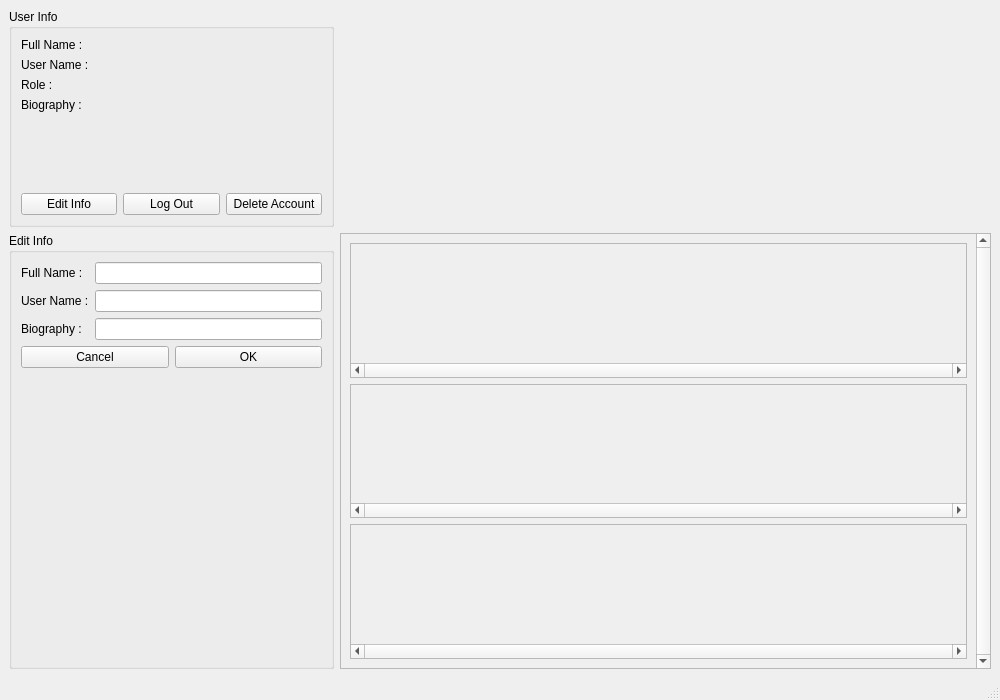
Qt form listenerpanel.ui (aminfooladi/QSpotify) before a commit.
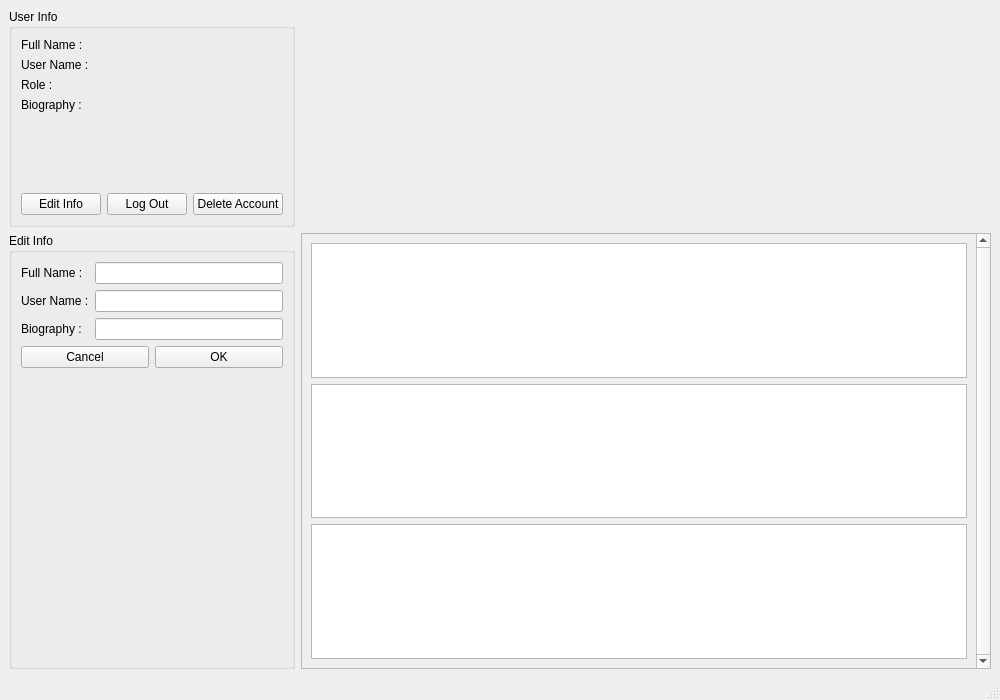
The same form after that commit. Icons and pictures are not drawn.

What changed in the file:
```diff
--- a/listenerpanel.ui
+++ b/listenerpanel.ui
@@ -13,13 +13,16 @@
   <property name="windowTitle">
    <string>MainWindow</string>
   </property>
+  <property name="styleSheet">
+   <string notr="true">background-image: url(:/images/background/images/background (2).png);</string>
+  </property>
   <widget class="QWidget" name="centralwidget">
-   <layout class="QGridLayout" name="gridLayout" rowstretch="1,2" columnstretch="1,2">
+   <layout class="QGridLayout" name="gridLayout" rowstretch="1,2" columnstretch="1,4">
     <property name="spacing">
      <number>6</number>
     </property>
     <item row="0" column="1">
-     <layout class="QGridLayout" name="gridLayout_4" rowstretch="0,0,0">
+     <layout class="QGridLayout" name="gridLayout_4" rowstretch="4,1" columnstretch="4,1">
       <item row="0" column="1">
        <widget class="QLabel" name="logoLabel_2">
         <property name="styleSheet">
@@ -38,7 +41,7 @@
          <enum>Qt::Orientation::Horizontal</enum>
         </property>
         <property name="sizeType">
-         <enum>QSizePolicy::Policy::Fixed</enum>
+         <enum>QSizePolicy::Policy::Expanding</enum>
         </property>
         <property name="sizeHint" stdset="0">
          <size>
@@ -84,82 +87,19 @@
           <rect>
            <x>0</x>
            <y>0</y>
-           <width>630</width>
+           <width>682</width>
            <height>418</height>
           </rect>
          </property>
          <layout class="QVBoxLayout" name="verticalLayout_2">
           <item>
-           <widget class="QScrollArea" name="albumsScrollArea">
-            <property name="verticalScrollBarPolicy">
-             <enum>Qt::ScrollBarPolicy::ScrollBarAlwaysOff</enum>
-            </property>
-            <property name="horizontalScrollBarPolicy">
-             <enum>Qt::ScrollBarPolicy::ScrollBarAlwaysOn</enum>
-            </property>
-            <property name="widgetResizable">
-             <bool>true</bool>
-            </property>
-            <widget class="QWidget" name="scrollAreaWidgetContents_3">
-             <property name="geometry">
-              <rect>
-               <x>0</x>
-               <y>0</y>
-               <width>610</width>
-               <height>110</height>
-              </rect>
-             </property>
-             <layout class="QHBoxLayout" name="horizontalLayout_3"/>
-            </widget>
-           </widget>
+           <widget class="QListWidget" name="playlistsListWidget"/>
           </item>
           <item>
-           <widget class="QScrollArea" name="songlessScrollArea">
-            <property name="verticalScrollBarPolicy">
-             <enum>Qt::ScrollBarPolicy::ScrollBarAlwaysOff</enum>
-            </property>
-            <property name="horizontalScrollBarPolicy">
-             <enum>Qt::ScrollBarPolicy::ScrollBarAlwaysOn</enum>
-            </property>
-            <property name="widgetResizable">
-             <bool>true</bool>
-            </property>
-            <widget class="QWidget" name="scrollAreaWidgetContents_2">
-             <property name="geometry">
-              <rect>
-               <x>0</x>
-               <y>0</y>
-               <width>610</width>
-               <height>111</height>
-              </rect>
-             </property>
-             <layout class="QHBoxLayout" name="horizontalLayout_2"/>
-            </widget>
-           </widget>
+           <widget class="QListWidget" name="albumListWidget"/>
           </item>
           <item>
-           <widget class="QScrollArea" name="playlistsScrollArea">
-            <property name="verticalScrollBarPolicy">
-             <enum>Qt::ScrollBarPolicy::ScrollBarAlwaysOff</enum>
-            </property>
-            <property name="horizontalScrollBarPolicy">
-             <enum>Qt::ScrollBarPolicy::ScrollBarAlwaysOn</enum>
-            </property>
-            <property name="widgetResizable">
-             <bool>true</bool>
-            </property>
-            <widget class="QWidget" name="scrollAreaWidgetContents">
-             <property name="geometry">
-              <rect>
-               <x>0</x>
-               <y>0</y>
-               <width>610</width>
-               <height>110</height>
-              </rect>
-             </property>
-             <layout class="QHBoxLayout" name="horizontalLayout"/>
-            </widget>
-           </widget>
+           <widget class="QListWidget" name="singlesListWidget"/>
           </item>
          </layout>
         </widget>
```
Left out of the diff: 2 changed lines with no effect on the pictures.
